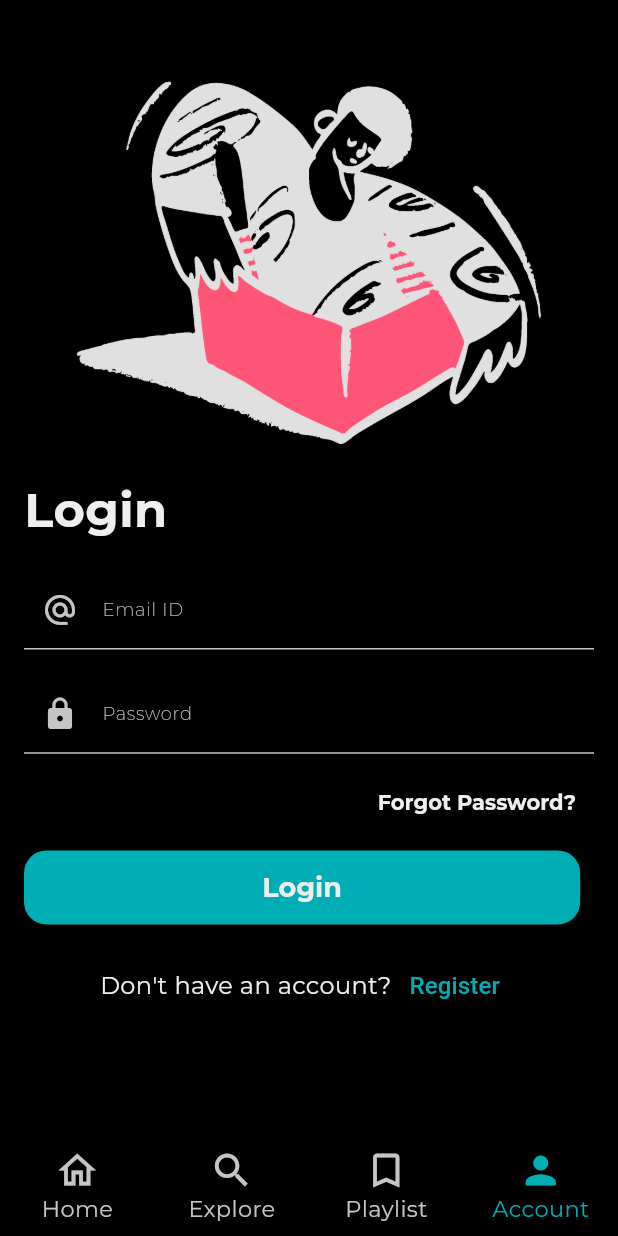
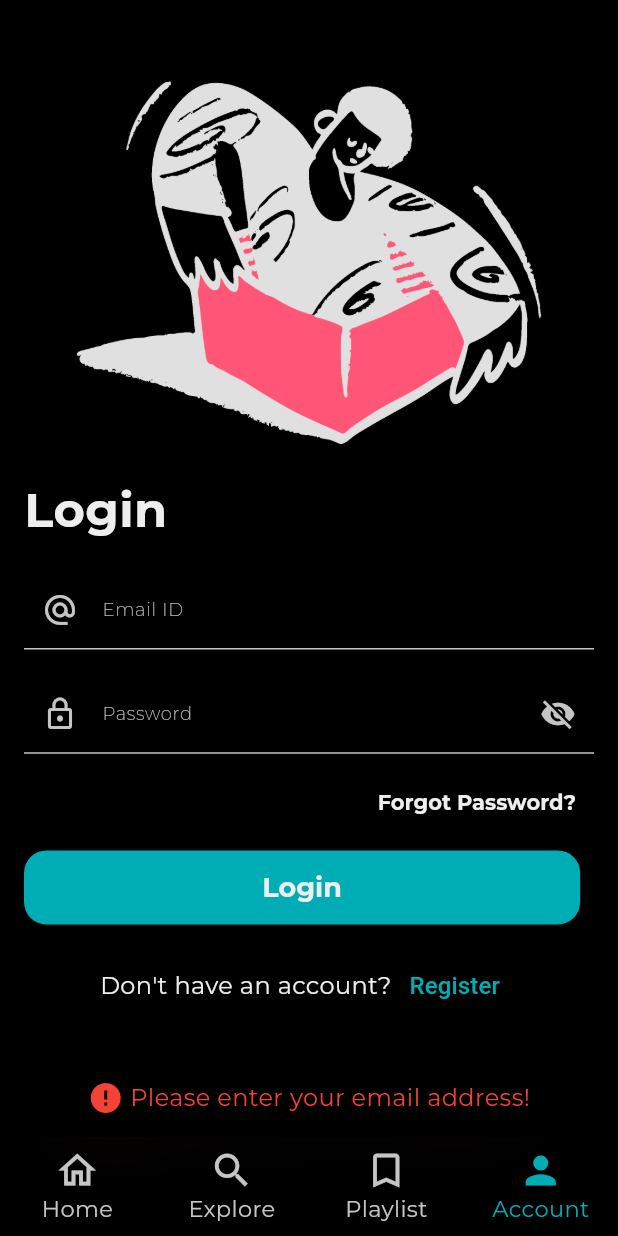
Before and after one commit to R0shish/Music-Player-App, a Flutter app: the screen it shows after launch, item 4 of the bottom bar chosen, after a tap on "Login", on a phone screen of 412 x 824 dp. Run offline on Flutter 3.47's test engine with Material 2 defaults, Android fonts, the phone set to English and light mode, and no system bars; our stand-ins replace cached_network_image, equatable, flutter_bloc, just_audio, percent_indicator; network calls fail; project files that could hold a hidden picture were left out.

Commit message:
feat(#4): integrate login API

```diff
--- a/client/lib/constants/api_constant.dart
+++ b/client/lib/constants/api_constant.dart
@@ -3,6 +3,7 @@ import 'dart:io';
 class Api {
   static String baseURL =
       Platform.isAndroid ? "http://10.0.2.2:3500" : "http://localhost:3500";
+  static String login = "$baseURL/api/auth/login";
   static String playlist = "$baseURL/api/playlist";
   static String getPlaylist = "$playlist/getPlaylist";
 }
--- a/client/lib/core/presentation/cubit/play_pause_cubit/play_pause_cubit.dart
+++ b/client/lib/core/presentation/cubit/play_pause_cubit/play_pause_cubit.dart
@@ -53,7 +53,7 @@ class PlayPauseCubit extends Cubit<PlayPauseState> {
 
   void pause() async {
     emit(state.copyWith(isPlaying: false));
-    await audioPlayer.pause();
+    audioPlayer.pause();
   }
 
   void resume() async {
--- /dev/null
+++ b/client/lib/core/presentation/widgets/custom_snackbar.dart
@@ -0,0 +1,30 @@
+import 'package:flutter/material.dart';
+import 'package:music_player/constants/constants.dart';
+
+class CustomSnackBars {
+  static void showErrorSnackBar(BuildContext context, String message,
+      {Color color = Colors.red, IconData icon = Icons.error}) {
+    ScaffoldMessenger.of(context)
+      ..hideCurrentSnackBar()
+      ..showSnackBar(SnackBar(
+        backgroundColor: AppColor.black,
+        dismissDirection: DismissDirection.none,
+        content: Row(
+          mainAxisAlignment: MainAxisAlignment.center,
+          children: <Widget>[
+            Icon(
+              icon,
+              color: color,
+            ),
+            SizedBox(
+              width: deviceWidth * 0.01,
+            ),
+            Text(
+              message,
+              style: TextStyle(color: color),
+            )
+          ],
+        ),
+      ));
+  }
+}
--- a/client/lib/core/presentation/widgets/custom_text_form_field.dart
+++ b/client/lib/core/presentation/widgets/custom_text_form_field.dart
@@ -2,18 +2,26 @@ import 'package:flutter/material.dart';
 
 import '../../../constants/constants.dart';
 
-class CustomTextFormField extends StatelessWidget {
+class CustomTextFormField extends StatefulWidget {
   final String labelText;
   final String hintText;
-  final bool obscureText;
   final IconData iconData;
+  final TextEditingController? controller;
+  final bool isPassword;
   const CustomTextFormField(
       {super.key,
       required this.labelText,
       required this.hintText,
       required this.iconData,
-      this.obscureText = false});
+      this.controller,
+      this.isPassword = false});
 
+  @override
+  State<CustomTextFormField> createState() => _CustomTextFormFieldState();
+}
+
+class _CustomTextFormFieldState extends State<CustomTextFormField> {
+  bool obscurePassword = true;
   @override
   Widget build(BuildContext context) {
     UnderlineInputBorder underlineInputBorder() {
@@ -26,18 +34,28 @@ class CustomTextFormField extends StatelessWidget {
 
     return TextFormField(
       style: textStyle(fontSize: 16),
+      controller: widget.controller,
       decoration: InputDecoration(
           enabledBorder: underlineInputBorder(),
           focusedBorder: underlineInputBorder(),
-          labelText: labelText,
+          labelText: widget.labelText,
           labelStyle: textStyle(),
-          hintText: hintText,
+          hintText: widget.hintText,
           hintStyle: textStyle(fontSize: 12),
           prefixIcon: Icon(
-            iconData,
+            widget.iconData,
             color: AppColor.lightGrey,
-          )),
-      obscureText: obscureText,
+          ),
+          suffixIcon: widget.isPassword
+              ? IconButton(
+                  onPressed: () =>
+                      setState(() => obscurePassword = !obscurePassword),
+                  icon: Icon(
+                    obscurePassword ? Icons.visibility_off : Icons.visibility,
+                    color: AppColor.lightGrey,
+                  ))
+              : null),
+      obscureText: widget.isPassword ? obscurePassword : false,
     );
   }
 }
--- a/client/lib/features/authentication/presentation/cubit/authentication_cubit.dart
+++ b/client/lib/features/authentication/presentation/cubit/authentication_cubit.dart
@@ -1,6 +1,10 @@
 import 'package:flutter/material.dart';
 import 'package:flutter_bloc/flutter_bloc.dart';
+import 'package:music_player/constants/constants.dart';
+import 'package:music_player/core/presentation/widgets/custom_snackbar.dart';
 import 'package:music_player/features/authentication/presentation/widgets/login_screen.dart';
+import 'package:music_player/features/profile/presentation/profile.dart';
+import 'package:music_player/services/api_handler.dart';
 
 import '../widgets/register_screen.dart';
 
@@ -19,4 +23,42 @@ class AuthenticationCubit extends Cubit<AuthenticationState> {
   void goToRegisterScreen() {
     emit(const AuthenticationState(currentScreen: RegisterScreen()));
   }
+
+  void login({
+    required BuildContext context,
+    String? email,
+    String? password,
+    bool mounted = true,
+  }) async {
+    if (email!.isEmpty) {
+      CustomSnackBars.showErrorSnackBar(
+        context,
+        'Please enter your email address!',
+      );
+      return;
+    }
+
+    if (password!.isEmpty) {
+      CustomSnackBars.showErrorSnackBar(
+        context,
+        'Please enter your password!',
+      );
+      return;
+    }
+    try {
+      var jsonResponse = await apiHandler(Api.login, 'POST', body: {
+        'email': email,
+        'password': password,
+      });
+      if (!mounted) return;
+      if (jsonResponse == 'Login successful') {
+        emit(const AuthenticationState(currentScreen: ProfileScreen()));
+      } else {
+        CustomSnackBars.showErrorSnackBar(context, jsonResponse);
+      }
+    } catch (e) {
+      CustomSnackBars.showErrorSnackBar(
+          context, 'Error 500: Internal Server Error');
+    }
+  }
 }
--- a/client/lib/features/authentication/presentation/widgets/login_screen.dart
+++ b/client/lib/features/authentication/presentation/widgets/login_screen.dart
@@ -1,14 +1,20 @@
 import 'package:flutter/material.dart';
 import 'package:flutter_bloc/flutter_bloc.dart';
-import 'package:music_player/features/authentication/presentation/pages/authentication.dart';
 import '../../../../constants/constants.dart';
 
 import '../../../../core/presentation/cubit/cubit.dart';
 import '../../../../core/presentation/widgets/widgets.dart';
 
-class LoginScreen extends StatelessWidget {
+class LoginScreen extends StatefulWidget {
   const LoginScreen({super.key});
 
+  @override
+  State<LoginScreen> createState() => _LoginScreenState();
+}
+
+class _LoginScreenState extends State<LoginScreen> {
+  final TextEditingController _emailController = TextEditingController();
+  final TextEditingController _passwordController = TextEditingController();
   @override
   Widget build(BuildContext context) {
     return Column(
@@ -19,17 +25,19 @@ class LoginScreen extends StatelessWidget {
         const Text('Login',
             style: TextStyle(fontSize: 32, fontWeight: FontWeight.bold)),
         SizedBox(height: deviceHeight * 0.02),
-        const CustomTextFormField(
+        CustomTextFormField(
+          controller: _emailController,
           hintText: 'Enter your email ID',
           iconData: Icons.alternate_email_outlined,
           labelText: 'Email ID',
         ),
         SizedBox(height: deviceHeight * 0.02),
-        const CustomTextFormField(
+        CustomTextFormField(
+          controller: _passwordController,
           hintText: 'Enter your password',
-          iconData: Icons.lock,
+          iconData: Icons.lock_outline,
           labelText: 'Password',
-          obscureText: true,
+          isPassword: true,
         ),
         SizedBox(height: deviceHeight * 0.01),
         Container(
@@ -45,14 +53,16 @@ class LoginScreen extends StatelessWidget {
         SizedBox(height: deviceHeight * 0.01),
         ElevatedButton(
           style: ElevatedButton.styleFrom(
-            fixedSize: Size(deviceWidth * 0.9, deviceHeight * 0.06),
-            backgroundColor: AppColor.primary,
-            foregroundColor: Colors.white,
-            shape: RoundedRectangleBorder(
-              borderRadius: BorderRadius.circular(15),
-            ),
-          ),
-          onPressed: () {},
+              fixedSize: Size(deviceWidth * 0.9, deviceHeight * 0.06),
+              backgroundColor: AppColor.primary,
+              foregroundColor: Colors.white,
+              shape: RoundedRectangleBorder(
+                borderRadius: BorderRadius.circular(15),
+              )),
+          onPressed: () => context.read<AuthenticationCubit>().login(
+              context: context,
+              email: _emailController.text.toLowerCase(),
+              password: _passwordController.text),
           child: Text(
             'Login',
             style: Theme.of(context).textTheme.headline2,
@@ -76,4 +86,11 @@ class LoginScreen extends StatelessWidget {
       ],
     );
   }
+
+  @override
+  void dispose() {
+    _emailController.dispose();
+    _passwordController.dispose();
+    super.dispose();
+  }
 }
--- a/client/lib/main.dart
+++ b/client/lib/main.dart
@@ -1,7 +1,6 @@
 import 'package:flutter/material.dart';
 import 'package:flutter_bloc/flutter_bloc.dart';
 import 'package:just_audio/just_audio.dart';
-import 'package:music_player/features/authentication/presentation/cubit/authentication_cubit.dart';
 
 import 'constants/constants.dart';
 import 'core/presentation/cubit/cubit.dart';
```
Also changed, not shown: client/lib/features/authentication/presentation/widgets/register_screen.dart (+4 -4 lines), client/lib/features/homescreen/presentation/widgets/bottom_tab_view/playlist_builder.dart (+3 -15 lines), client/lib/features/profile/presentation/profile.dart (added, +10 -0 lines), client/lib/services/api_handler.dart (added, +44 -0 lines), 1 other file.
